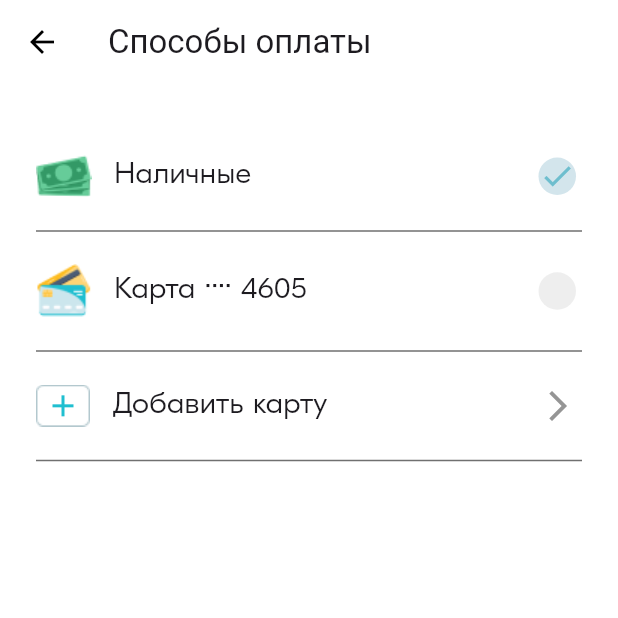
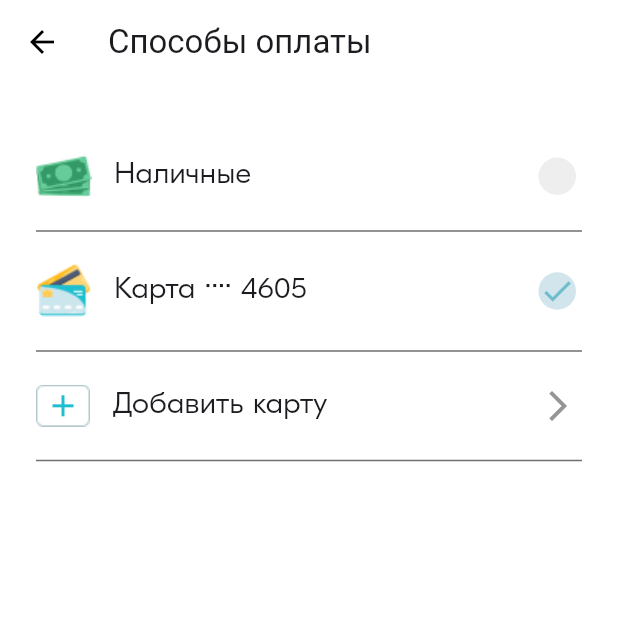
Before and after one commit to Mi-Zaft/delivery_kam, a Flutter app: the DeliveryMainScreen screen opened by its route, after a tap on the "menu" icon, after a tap on "Способы оплаты", on a phone screen of 412 x 824 dp, the top half of it. Run offline on Flutter 3.47's test engine with Material 3 defaults, Android fonts, the phone set to English and light mode, and no system bars; our stand-ins replace dio, flutter_bloc, flutter_form_builder, flutter_map, flutter_secure_storage, latlong2 and 1 more; accounts and stored records are empty; project files that could hold a hidden picture were left out.

Commit message:
1)Payment method add screen; 2)Optimization for main screen;

```diff
--- a/lib/features/main/view/delivery_main_map_screen.dart
+++ b/lib/features/main/view/delivery_main_map_screen.dart
@@ -56,7 +56,7 @@ class _MapScreenState extends State<DeliveryMainMapScreen> {
           ],
         ),
         Column(children: [
-          const Padding(padding: EdgeInsets.only(bottom: 33)),
+          const Padding(padding: EdgeInsets.only(bottom: 40)),
           Row(
             children: [
               const Padding(padding: EdgeInsets.only(left: 16)),
--- a/lib/features/main/view/delivery_main_screen.dart
+++ b/lib/features/main/view/delivery_main_screen.dart
@@ -1,6 +1,7 @@
 import 'package:delivery_kam/features/main/view/delivery_main_map_screen.dart';
 import 'package:delivery_kam/features/main/widgets/delivery_main_custom_checkbox_list_tile.dart';
 import 'package:delivery_kam/features/main/widgets/delivery_main_textfield_address.dart';
+import 'package:delivery_kam/features/main/widgets/delivery_main_textfield_custom.dart';
 import 'package:delivery_kam/features/main/widgets/delivery_main_unicorn_outline_button.dart';
 import 'package:flutter/material.dart';
 import 'package:mask_text_input_formatter/mask_text_input_formatter.dart';
@@ -77,9 +78,9 @@ class _DeliveryMainScreenState extends State<DeliveryMainScreen> {
                   ),
                 ),
                 const Padding(padding: EdgeInsets.only(right: 24)),
-                Container(
+                const SizedBox(
                   width: 150,
-                  child: const Text(
+                  child: Text(
                     'Дарья',
                     overflow: TextOverflow.ellipsis,
                     style: TextStyle(
@@ -165,7 +166,8 @@ class _DeliveryMainScreenState extends State<DeliveryMainScreen> {
             onPressed: () {
               // Navigator.of(context).pushNamed("/register");
               print('Укажите адрес');
-              print(_isFragileCargo);
+
+              print(addressFromTextFieldController.text);
             },
             style: ElevatedButton.styleFrom(
               padding: const EdgeInsets.symmetric(vertical: 16),
@@ -603,7 +605,7 @@ class _DeliveryMainScreenState extends State<DeliveryMainScreen> {
                                 ),
                               ),
                             ),
-                            DeliveryMainTextfieldAddress(
+                            DeliveryMainTextfieldCustom(
                               labelText: '',
                               controller: senderNumberTextFieldController,
                               maskInputFormatters: [phoneMaskFormatter],
@@ -619,7 +621,7 @@ class _DeliveryMainScreenState extends State<DeliveryMainScreen> {
                             const Padding(
                               padding: EdgeInsets.only(top: 20),
                             ),
-                            DeliveryMainTextfieldAddress(
+                            DeliveryMainTextfieldCustom(
                                 labelText: 'Введите имя отправителя',
                                 controller: senderNameTextFieldController,
                                 keyboardType: TextInputType.name),
@@ -638,7 +640,7 @@ class _DeliveryMainScreenState extends State<DeliveryMainScreen> {
                                 ),
                               ),
                             ),
-                            DeliveryMainTextfieldAddress(
+                            DeliveryMainTextfieldCustom(
                               labelText: '',
                               controller: recipientNumberTextFieldController,
                               maskInputFormatters: [phoneMaskFormatter],
@@ -653,7 +655,7 @@ class _DeliveryMainScreenState extends State<DeliveryMainScreen> {
                             const Padding(
                               padding: EdgeInsets.only(top: 20),
                             ),
-                            DeliveryMainTextfieldAddress(
+                            DeliveryMainTextfieldCustom(
                                 labelText: 'Введите имя получателя',
                                 controller: recipientNameTextFieldController,
                                 keyboardType: TextInputType.name),
@@ -670,7 +672,7 @@ class _DeliveryMainScreenState extends State<DeliveryMainScreen> {
                                     fontWeight: FontWeight.w300),
                               ),
                             ),
-                            DeliveryMainTextfieldAddress(
+                            DeliveryMainTextfieldCustom(
                               labelText: 'Предмет доставки',
                               controller: subjectTextFieldController,
                               prefixStyle: const TextStyle(
@@ -683,7 +685,7 @@ class _DeliveryMainScreenState extends State<DeliveryMainScreen> {
                                 "assets/images/main/iconbox.png",
                               ),
                             ),
-                            DeliveryMainTextfieldAddress(
+                            DeliveryMainTextfieldCustom(
                               labelText: 'Комментарий курьеру',
                               controller: envelopeTextFieldController,
                               prefixStyle: const TextStyle(
@@ -696,7 +698,7 @@ class _DeliveryMainScreenState extends State<DeliveryMainScreen> {
                                 "assets/images/main/iconEnvelope.png",
                               ),
                             ),
-                            DeliveryMainTextfieldAddress(
+                            DeliveryMainTextfieldCustom(
                               labelText: 'Сообщение получателю',
                               controller: chatTextFieldController,
                               prefixStyle: const TextStyle(
--- a/lib/features/main/widgets/delivery_main_textfield_address.dart
+++ b/lib/features/main/widgets/delivery_main_textfield_address.dart
@@ -24,16 +24,18 @@ class DeliveryMainTextfieldAddress extends StatefulWidget {
       : super(key: key);
 
   @override
-  _DeliveryMainTextfieldAddressState createState() =>
-      _DeliveryMainTextfieldAddressState();
+  DeliveryMainTextfieldAddressState createState() =>
+      DeliveryMainTextfieldAddressState();
 }
 
-class _DeliveryMainTextfieldAddressState
+class DeliveryMainTextfieldAddressState
     extends State<DeliveryMainTextfieldAddress> {
   @override
   Widget build(BuildContext context) {
-    return Center(
-        child: Container(
+    return Column(
+      children: [
+        Center(
+          child: Container(
             decoration:
                 const BoxDecoration(border: Border(bottom: BorderSide())),
             child: Row(
@@ -54,7 +56,7 @@ class _DeliveryMainTextfieldAddressState
                     child: widget.prefixIcon,
                   ),
                 const SizedBox(width: 5.0),
-                Expanded(
+                Flexible(
                   child: TextField(
                     cursorColor: Colors.black,
                     inputFormatters: widget.maskInputFormatters,
@@ -96,8 +98,12 @@ class _DeliveryMainTextfieldAddressState
                       });
                     },
                   ),
-                )
+                ),
               ],
-            )));
+            ),
+          ),
+        ),
+      ],
+    );
   }
 }
--- /dev/null
+++ b/lib/features/main/widgets/delivery_main_textfield_custom.dart
@@ -0,0 +1,86 @@
+import 'package:flutter/material.dart';
+import 'package:mask_text_input_formatter/mask_text_input_formatter.dart';
+
+class DeliveryMainTextfieldCustom extends StatelessWidget {
+  final String labelText;
+  final TextEditingController controller;
+  final TextInputType keyboardType;
+  final String? prefixText;
+  final Image? prefixIcon;
+  final TextStyle? prefixStyle;
+  final List<MaskTextInputFormatter>? maskInputFormatters;
+
+  const DeliveryMainTextfieldCustom(
+      {Key? key,
+      required this.labelText,
+      required this.controller,
+      required this.keyboardType,
+      this.prefixText,
+      this.prefixStyle,
+      this.maskInputFormatters,
+      this.prefixIcon})
+      : super(key: key);
+
+  @override
+  Widget build(BuildContext context) {
+    return Center(
+      child: Container(
+        decoration: const BoxDecoration(border: Border(bottom: BorderSide())),
+        child: Row(
+          children: [
+            if (prefixText != null)
+              RichText(
+                text: TextSpan(
+                  text: prefixText,
+                  style: prefixStyle?.copyWith(
+                    height: 2,
+                  ),
+                ),
+              ),
+            if (prefixIcon != null)
+              SizedBox(
+                width: 30,
+                height: 30,
+                child: prefixIcon,
+              ),
+            const SizedBox(width: 5.0),
+            Expanded(
+              child: TextField(
+                cursorColor: Colors.black,
+                inputFormatters: maskInputFormatters,
+                style: const TextStyle(
+                  fontSize: 18,
+                  fontFamily: "GT-Eesti-Pro-Display",
+                  fontWeight: FontWeight.w300,
+                ),
+                textAlignVertical: const TextAlignVertical(y: 0),
+                keyboardType: keyboardType,
+                decoration: InputDecoration(
+                  prefixIconConstraints: const BoxConstraints(
+                      minWidth: 20, minHeight: 20, maxWidth: 30, maxHeight: 30),
+                  isDense: true,
+                  labelText: labelText,
+                  alignLabelWithHint: true,
+                  floatingLabelBehavior: FloatingLabelBehavior.auto,
+                  contentPadding: EdgeInsets.only(
+                      bottom: 10, left: prefixIcon != null ? 10 : 0),
+                  labelStyle: const TextStyle(
+                    color: Color.fromRGBO(122, 122, 122, 1),
+                    fontFamily: "GT-Eesti-Pro-Display",
+                    fontSize: 18,
+                    fontWeight: FontWeight.w300,
+                  ),
+                  focusedBorder: const UnderlineInputBorder(
+                    borderSide: BorderSide(color: Color.fromRGBO(0, 0, 0, 0)),
+                  ),
+                  border: InputBorder.none,
+                ),
+                controller: controller,
+              ),
+            )
+          ],
+        ),
+      ),
+    );
+  }
+}
--- /dev/null
+++ b/lib/features/payment_add/view/view.dart
@@ -0,0 +1 @@
+export 'delivery_payment_add_screen.dart';
--- a/lib/features/payment_list/view/delivery_payment_list_screen.dart
+++ b/lib/features/payment_list/view/delivery_payment_list_screen.dart
@@ -11,7 +11,7 @@ class DeliveryPaymentListScreen extends StatefulWidget {
 }
 
 class _DeliveryPaymentListScreenState extends State<DeliveryPaymentListScreen> {
-  String _paymentMethod = 'cash';
+  String _paymentMethod = '4605';
 
   @override
   Widget build(BuildContext context) {
@@ -25,15 +25,20 @@ class _DeliveryPaymentListScreenState extends State<DeliveryPaymentListScreen> {
           children: [
             const Padding(padding: EdgeInsets.only(top: 35)),
             DeliveryPaymentListRadioTile(
-              onTap: () => {_paymentMethod = 'cash'},
+              onTap: () => {
+                updateSelectedTile('cash'),
+              },
               leadingImage: Image.asset('assets/images/payment/iconMoney.png'),
               title: 'Наличные',
               active: _paymentMethod == 'cash',
             ),
             DeliveryPaymentListRadioTile(
-              onTap: () => {_paymentMethod = 'card'},
+              onTap: () => {
+                updateSelectedTile('4605'),
+              },
               leadingImage: Image.asset('assets/images/payment/iconCard.png'),
               title: 'Карта ···· 4605',
+              active: _paymentMethod == '4605',
             ),
             const DeliveryPaymentAddCardListTile()
           ],
@@ -41,4 +46,10 @@ class _DeliveryPaymentListScreenState extends State<DeliveryPaymentListScreen> {
       ),
     );
   }
+
+  void updateSelectedTile(String newValue) {
+    setState(() {
+      _paymentMethod = newValue;
+    });
+  }
 }
--- a/lib/features/payment_list/widgets/delivery_payment_add_card_list_tile.dart
+++ b/lib/features/payment_list/widgets/delivery_payment_add_card_list_tile.dart
@@ -8,6 +8,7 @@ class DeliveryPaymentAddCardListTile extends StatelessWidget {
     return Container(
       padding: const EdgeInsets.symmetric(horizontal: 24),
       child: InkWell(
+        onTap: () => {Navigator.of(context).pushNamed('/payment-add')},
         child: Column(
           children: [
             const Padding(padding: EdgeInsets.only(top: 12)),
--- a/lib/router/router.dart
+++ b/lib/router/router.dart
@@ -3,6 +3,7 @@ import 'package:delivery_kam/features/auth/login/view/delivery_auth_login_screen
 import 'package:delivery_kam/features/auth/register/delivery_auth_register.dart';
 import 'package:delivery_kam/features/main/delivery_main_screen.dart';
 import 'package:delivery_kam/features/main/view/check_auth_screen.dart';
+import 'package:delivery_kam/features/payment_add/view/delivery_payment_add_screen.dart';
 import 'package:delivery_kam/features/payment_list/view/delivery_payment_list_screen.dart';
 
 final routes = {
@@ -12,4 +13,5 @@ final routes = {
   '/login': (context) => const DeliveryAuthLoginScreen(),
   '/main-screen': (context) => const DeliveryMainScreen(),
   '/payment-list': (context) => const DeliveryPaymentListScreen(),
+  '/payment-add': (context) => const DeliveryPaymentAddScreen(),
 };
```
Also changed, not shown: lib/features/payment_add/view/delivery_payment_add_screen.dart (added, +158 -0 lines), lib/features/payment_add/delivery_payment_add_screen.dart (added).
